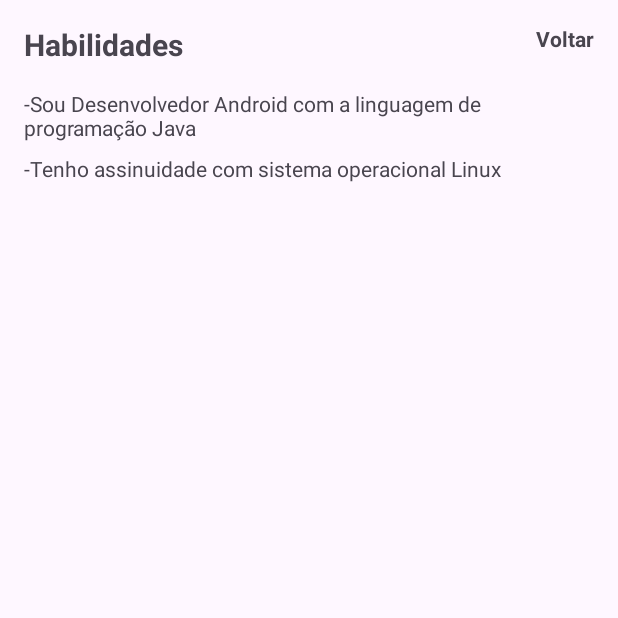
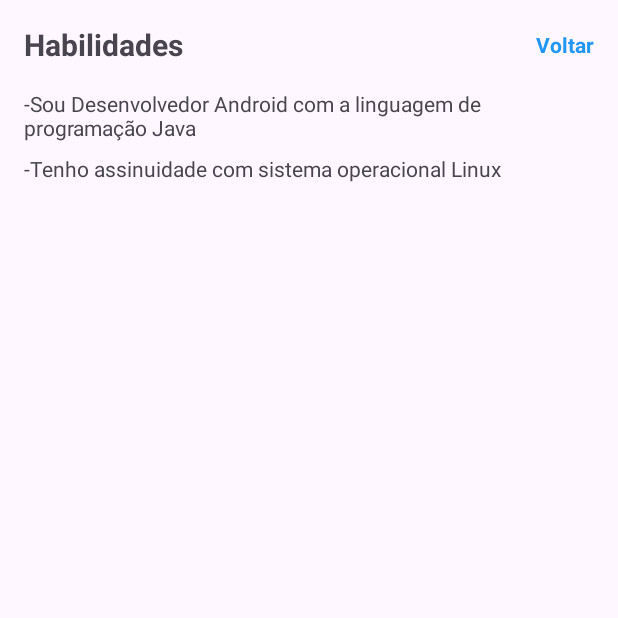
Before and after one commit to Gustavvu/meuCurriculo, an Android app: the ActivityHabilidades screen opened directly, with no data from a screen before it, on a phone screen of 412 x 824 dp, the top half of it. Run offline under Robolectric (Android 15) with nearby library versions, the phone set to English and light mode, and no system bars.

```diff
--- a/app/src/main/java/com/example/meucurriculo/ActivityHabilidades.java
+++ b/app/src/main/java/com/example/meucurriculo/ActivityHabilidades.java
@@ -6,14 +6,23 @@ import android.content.Intent;
 import android.os.Bundle;
 import android.view.View;
 import android.widget.ImageButton;
+import android.widget.TextView;
 
 public class ActivityHabilidades extends AppCompatActivity {
 
+    TextView textVoltar;
 
     @Override
     protected void onCreate(Bundle savedInstanceState) {
         super.onCreate(savedInstanceState);
         setContentView(R.layout.activity_habilidades);
+            textVoltar=findViewById(R.id.textView10);
 
+            textVoltar.setOnClickListener(new View.OnClickListener() {
+                @Override
+                public void onClick(View v) {
+                    finish();
+                }
+            });
     }
 }
--- a/app/src/main/res/layout/activity_habilidades.xml
+++ b/app/src/main/res/layout/activity_habilidades.xml
@@ -46,12 +46,13 @@
         android:id="@+id/textView10"
         android:layout_width="wrap_content"
         android:layout_height="wrap_content"
-        android:layout_marginTop="16dp"
         android:layout_marginEnd="16dp"
         android:clickable="true"
         android:text="Voltar"
         android:textAllCaps="false"
+        android:textColor="#2196F3"
         android:textStyle="bold"
+        app:layout_constraintBottom_toBottomOf="@+id/textView2"
         app:layout_constraintEnd_toEndOf="parent"
-        app:layout_constraintTop_toTopOf="parent" />
+        app:layout_constraintTop_toTopOf="@+id/textView2" />
 </androidx.constraintlayout.widget.ConstraintLayout>
```
Also changed, not shown: app/src/main/res/layout/activity_edu.xml (+33 -0 lines).
